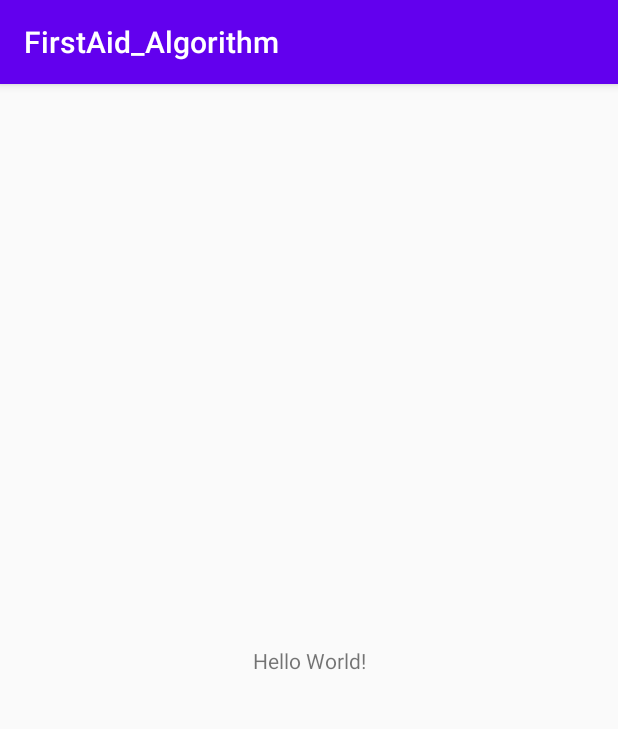
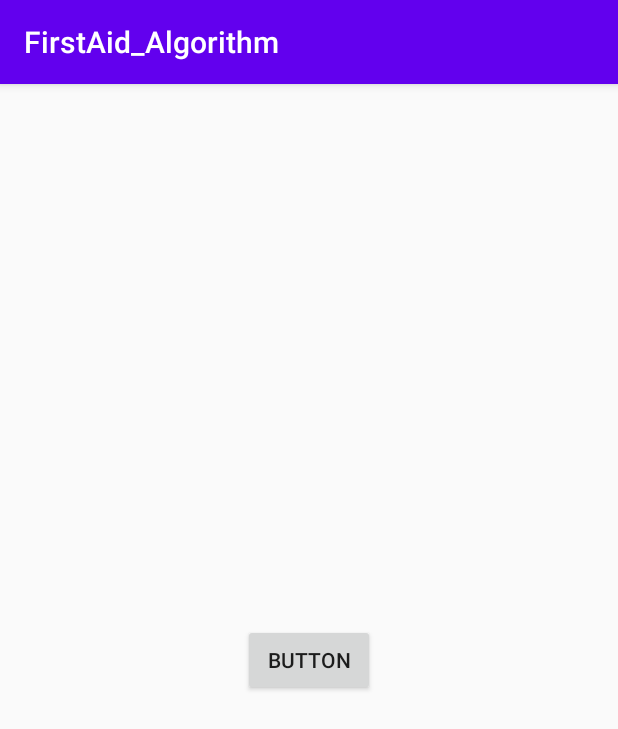
Before and after one commit to activs1/FirstAidAlgorithm_Android, an Android app: the screen it shows after launch (MainActivity), on a phone screen of 412 x 824 dp. Shown: the top 729 px of the screen. Run offline under Robolectric (Android 15) with nearby library versions, the phone set to English and light mode, and no system bars.

Commit message:
Created MainActivity and QuestionActivity draft

```diff
--- a/FirstAid_Algorithm/app/src/main/AndroidManifest.xml
+++ b/FirstAid_Algorithm/app/src/main/AndroidManifest.xml
@@ -9,6 +9,7 @@
         android:roundIcon="@mipmap/ic_launcher_round"
         android:supportsRtl="true"
         android:theme="@style/AppTheme">
+        <activity android:name=".QuestionActivity"></activity>
         <activity android:name=".MainActivity">
             <intent-filter>
                 <action android:name="android.intent.action.MAIN" />
--- a/FirstAid_Algorithm/app/src/main/java/com/example/firstaid_algorithm/MainActivity.kt
+++ b/FirstAid_Algorithm/app/src/main/java/com/example/firstaid_algorithm/MainActivity.kt
@@ -1,12 +1,34 @@
 package com.example.firstaid_algorithm
 
+import android.content.Intent
 import androidx.appcompat.app.AppCompatActivity
 import android.os.Bundle
+import android.widget.Button
 
 class MainActivity : AppCompatActivity() {
+
+    val questions = arrayOf("Czy jesteś bezpieczny?", "Czy poszkodowany jest przytomny?")
+    val information = arrayOf("Nie podchodź!", "Załóż rękawiczki. Zawołaj do poszkodowanego.")
+    val data_list = arrayOf(questions, information)
+    lateinit var startButton : Button
+
+    companion object {
+        const val INTENT_QUESTION_KEY = "question"
+    }
 
     override fun onCreate(savedInstanceState: Bundle?) {
         super.onCreate(savedInstanceState)
         setContentView(R.layout.activity_main)
+
+        startButton = findViewById(R.id.startButton)
+        startButton.setOnClickListener {
+            startAlgorithm()
+        }
+    }
+
+    private fun startAlgorithm() {
+        val questionIntent = Intent(this, QuestionActivity::class.java)
+        questionIntent.putExtra(INTENT_QUESTION_KEY, questions)
+        startActivity(questionIntent)
     }
 }
--- a/FirstAid_Algorithm/app/src/main/res/layout/activity_main.xml
+++ b/FirstAid_Algorithm/app/src/main/res/layout/activity_main.xml
@@ -6,13 +6,13 @@
     android:layout_height="match_parent"
     tools:context=".MainActivity">
 
-    <TextView
+    <Button
+        android:id="@+id/startButton"
         android:layout_width="wrap_content"
         android:layout_height="wrap_content"
-        android:text="Hello World!"
+        android:text="Button"
         app:layout_constraintBottom_toBottomOf="parent"
-        app:layout_constraintLeft_toLeftOf="parent"
-        app:layout_constraintRight_toRightOf="parent"
+        app:layout_constraintEnd_toEndOf="parent"
+        app:layout_constraintStart_toStartOf="parent"
         app:layout_constraintTop_toTopOf="parent" />
-
 </androidx.constraintlayout.widget.ConstraintLayout>
```
Also changed, not shown: FirstAid_Algorithm/app/src/main/java/com/example/firstaid_algorithm/QuestionActivity.kt (added, +37 -0 lines), FirstAid_Algorithm/app/src/main/res/layout/activity_question.xml (added, +44 -0 lines).
